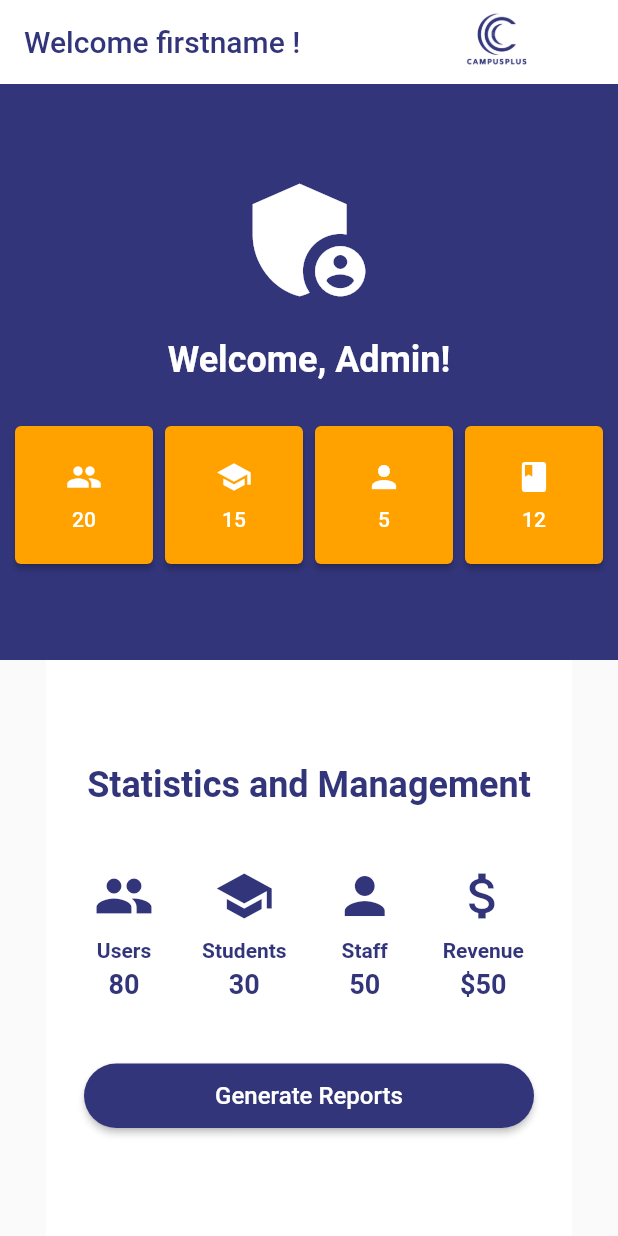
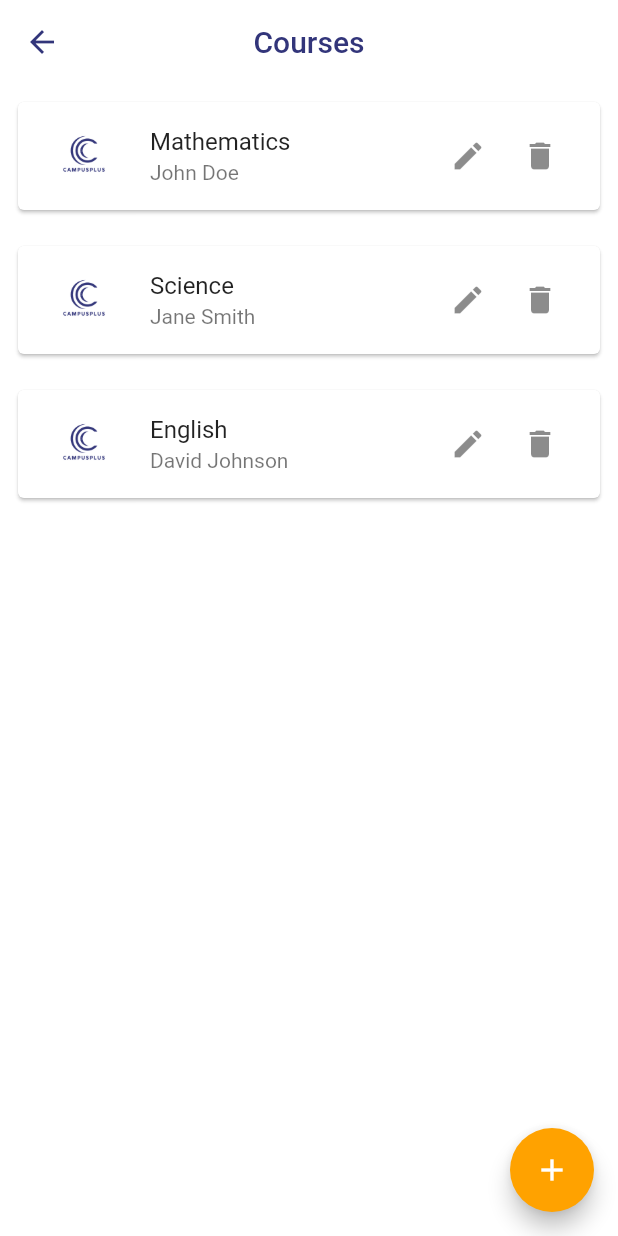
Before and after one commit to omarelhassani12/CampusPlus, a Flutter app: the AdminHomeScreen screen opened directly, after a tap on "12", on a phone screen of 412 x 824 dp. Run offline on Flutter 3.47's test engine with Material 2 defaults, Android fonts, the phone set to English and light mode, and no system bars; our stand-ins replace carousel_slider, fluttertoast, get, shared_preferences; accounts and stored records are empty.

Commit message:
create the admin admin_courses views

```diff
--- /dev/null
+++ b/lib/models/course.dart
@@ -0,0 +1,21 @@
+class Course {
+  final String id;
+  final String title;
+  final String instructor;
+  final String duration;
+  final String imageUrl;
+  final String description;
+  final List<String> goals;
+  final String videoUrl;
+
+  Course({
+    required this.id,
+    required this.title,
+    required this.instructor,
+    required this.duration,
+    required this.imageUrl,
+    required this.description,
+    required this.goals,
+    required this.videoUrl,
+  });
+}
--- a/lib/screens/adminscreens/admin_courses_screen.dart
+++ b/lib/screens/adminscreens/admin_courses_screen.dart
@@ -0,0 +1,111 @@
+import 'package:flutter/material.dart';
+import 'package:school_app/utils/colors.dart';
+
+import '../../models/course.dart';
+import '../../widgets/course_card.dart';
+
+class AdminCoursesScreen extends StatefulWidget {
+  const AdminCoursesScreen({Key? key}) : super(key: key);
+
+  @override
+  State<AdminCoursesScreen> createState() => _AdminCoursesScreenState();
+}
+
+class _AdminCoursesScreenState extends State<AdminCoursesScreen> {
+  final List<Course> courses = [
+    Course(
+      id: '1',
+      title: 'Mathematics',
+      instructor: 'John Doe',
+      duration: '3 months',
+      imageUrl: 'assets/images/CampusPlus1.png',
+      description: 'This course covers various mathematical topics.',
+      goals: [
+        'Learn algebra',
+        'Understand calculus',
+        'Solve complex equations'
+      ],
+      videoUrl: 'https://example.com/math-video',
+    ),
+    Course(
+      id: '2',
+      title: 'Science',
+      instructor: 'Jane Smith',
+      duration: '2 months',
+      imageUrl: 'assets/images/CampusPlus1.png',
+      description: 'Explore the world of science and conduct experiments.',
+      goals: ['Learn physics', 'Study chemistry', 'Discover biology'],
+      videoUrl: 'https://example.com/science-video',
+    ),
+    Course(
+      id: '3',
+      title: 'English',
+      instructor: 'David Johnson',
+      duration: '1 month',
+      imageUrl: 'assets/images/CampusPlus1.png',
+      description: 'Improve your English language skills.',
+      goals: [
+        'Enhance vocabulary',
+        'Practice grammar',
+        'Develop speaking skills'
+      ],
+      videoUrl: 'https://example.com/english-video',
+    ),
+  ];
+
+  @override
+  Widget build(BuildContext context) {
+    return Scaffold(
+      appBar: AppBar(
+        title: Text(
+          'Courses',
+          style: TextStyle(
+            color: ColorsApp.mainClr,
+          ),
+        ),
+        centerTitle: true,
+        elevation: 0,
+        backgroundColor: ColorsApp.whiteClr,
+        leading: IconButton(
+          icon: Icon(
+            Icons.arrow_back,
+            color: ColorsApp.mainClr,
+          ),
+          onPressed: () {
+            Navigator.pop(context);
+          },
+        ),
+      ),
+      body: Container(
+        color: ColorsApp.whiteClr,
+        child: ListView.builder(
+          itemCount: courses.length,
+          itemBuilder: (context, index) {
+            return Padding(
+              padding: const EdgeInsets.all(8.0),
+              child: CourseCard(
+                course: courses[index],
+                onEdit: () {
+                  // Handle edit course action
+                  // Navigate to edit course screen
+                },
+                onDelete: () {
+                  // Handle delete course action
+                  // Show confirmation dialog and delete the course
+                },
+              ),
+            );
+          },
+        ),
+      ),
+      floatingActionButton: FloatingActionButton(
+        onPressed: () {
+          // Handle add course action
+          // Navigate to add course screen
+        },
+        backgroundColor: ColorsApp.accentClr,
+        child: const Icon(Icons.add),
+      ),
+    );
+  }
+}
--- a/lib/screens/adminscreens/admin_home_screen.dart
+++ b/lib/screens/adminscreens/admin_home_screen.dart
@@ -1,11 +1,12 @@
 import 'package:flutter/material.dart';
-import 'package:school_app/screens/adminscreens/admin_students_screen.dart';
-import 'package:school_app/screens/adminscreens/admin_users_screen.dart';
-import 'package:school_app/utils/colors.dart';
-import 'package:school_app/widgets/app_logo.dart';
-import 'package:school_app/widgets/button_widget.dart';
-import 'package:school_app/widgets/long_press_button.dart';
-import 'package:school_app/widgets/statistic_card.dart';
+import '../../screens/adminscreens/admin_users_screen.dart';
+import '../../screens/adminscreens/admin_students_screen.dart';
+import '../../screens/adminscreens/admin_courses_screen.dart';
+import '../../utils/colors.dart';
+import '../../widgets/app_logo.dart';
+import '../../widgets/button_widget.dart';
+import '../../widgets/long_press_button.dart';
+import '../../widgets/statistic_card.dart';
 
 class AdminHomeScreen extends StatefulWidget {
   const AdminHomeScreen({Key? key}) : super(key: key);
@@ -85,7 +86,8 @@ class _AdminHomeScreenState extends State<AdminHomeScreen> {
                             Navigator.push(
                               context,
                               MaterialPageRoute(
-                                  builder: (context) =>  const AdminUsersScreen()),
+                                  builder: (context) =>
+                                      const AdminUsersScreen()),
                             );
                           },
                         ),
@@ -99,10 +101,11 @@ class _AdminHomeScreenState extends State<AdminHomeScreen> {
                           toastTextColor: Colors.white,
                           toastMessage: 'Student',
                           onPressed: () {
-                             Navigator.push(
+                            Navigator.push(
                               context,
                               MaterialPageRoute(
-                                  builder: (context) =>   const AdminStudentsScreen()),
+                                  builder: (context) =>
+                                      const AdminStudentsScreen()),
                             );
                           },
                         ),
@@ -114,7 +117,7 @@ class _AdminHomeScreenState extends State<AdminHomeScreen> {
                           buttonTextColor: Colors.white,
                           toastBackgroundColor: ColorsApp.greyClr,
                           toastTextColor: Colors.white,
-                          toastMessage: 'Person',
+                          toastMessage: 'Staff',
                           onPressed: () {},
                         ),
                         LongPressButton(
@@ -126,7 +129,13 @@ class _AdminHomeScreenState extends State<AdminHomeScreen> {
                           toastBackgroundColor: ColorsApp.greyClr,
                           toastTextColor: Colors.white,
                           toastMessage: 'Courses',
-                          onPressed: () {},
+                          onPressed: () {
+                            Navigator.push(
+                              context,
+                              MaterialPageRoute(
+                                  builder: (context) => const AdminCoursesScreen()),
+                            );
+                          },
                         ),
                       ],
                     ),
--- /dev/null
+++ b/lib/widgets/course_card.dart
@@ -0,0 +1,60 @@
+import 'package:flutter/material.dart';
+import 'package:school_app/models/course.dart';
+
+import '../screens/adminscreens/admin_courses_details_screen.dart';
+
+class CourseCard extends StatelessWidget {
+  final Course course;
+  final VoidCallback onEdit;
+  final VoidCallback onDelete;
+
+  const CourseCard({
+    Key? key,
+    required this.course,
+    required this.onEdit,
+    required this.onDelete,
+  }) : super(key: key);
+
+  @override
+  Widget build(BuildContext context) {
+    return Card(
+      child: ListTile(
+        leading: GestureDetector(
+          onTap: () {
+            navigateToCourseDetails(context);
+          },
+          child: Image.asset(course.imageUrl),
+        ),
+        title: GestureDetector(
+          onTap: () {
+            navigateToCourseDetails(context);
+          },
+          child: Text(course.title),
+        ),
+        subtitle: Text(course.instructor),
+        trailing: Row(
+          mainAxisSize: MainAxisSize.min,
+          children: [
+            IconButton(
+              icon: const Icon(Icons.edit),
+              onPressed: onEdit,
+            ),
+            IconButton(
+              icon: const Icon(Icons.delete),
+              onPressed: onDelete,
+            ),
+          ],
+        ),
+      ),
+    );
+  }
+
+  void navigateToCourseDetails(BuildContext context) {
+    Navigator.push(
+      context,
+      MaterialPageRoute(
+        builder: (context) => AdminCoursesDetailsScreen(course: course),
+      ),
+    );
+  }
+}
--- a/lib/widgets/show_confirmation_dialog.dart
+++ b/lib/widgets/show_confirmation_dialog.dart
@@ -20,8 +20,6 @@ void showConfirmationDialog(BuildContext context, userName) {
           ),
           TextButton(
             onPressed: () {
-              // Perform the delete operation
-              // Add your delete logic here
               Navigator.of(context).pop();
             },
             child: Text(
```
Also changed, not shown: lib/screens/adminscreens/admin_courses_details_screen.dart (added, +372 -0 lines), lib/screens/adminscreens/courses/coursevideo_page.dart (added, +71 -0 lines), lib/screens/adminscreens/courses/description_page.dart (added, +33 -0 lines), lib/screens/adminscreens/courses/goal_page.dart (added, +46 -0 lines).
